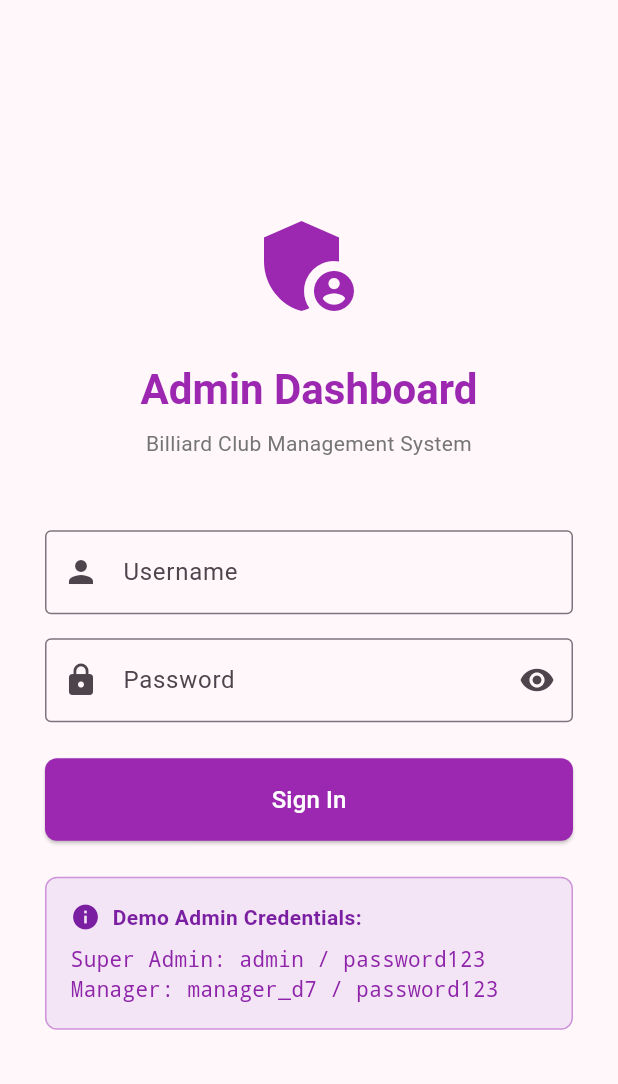
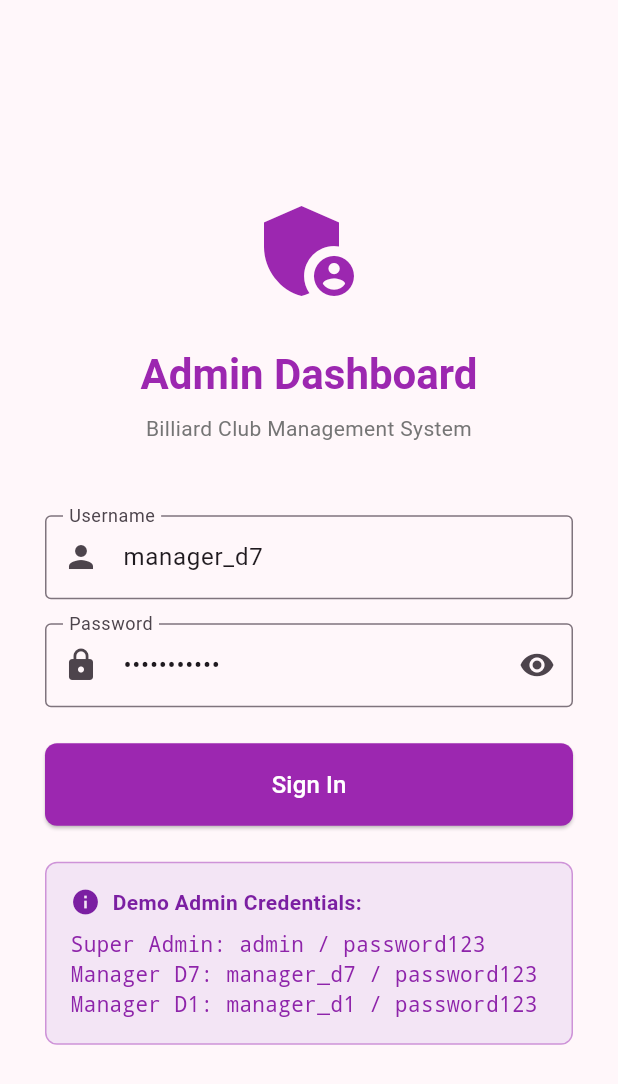
Before and after one commit to hoangduchuu/BI_DA, a Flutter app: the screen it shows after launch, on a phone screen of 412 x 824 dp. Shown: the top 1084 px of the screen. Run offline on Flutter 3.47's test engine with Material 3 defaults, Android fonts, the phone set to English and light mode, and no system bars; our stand-ins replace dio, go_router, shared_preferences; accounts and stored records are empty.

Commit message:
[DEV] integrate first API to FE (login)

```diff
--- a/apps/admin_web/lib/core/di/dependency_injection.dart
+++ b/apps/admin_web/lib/core/di/dependency_injection.dart
@@ -11,7 +11,7 @@ class DependencyInjection {
   static bool _initialized = false;
 
   static Future<void> initialize({
-    String baseUrl = 'http://localhost:8080',
+    String baseUrl = 'https://3f3d8a3a8bb0.ngrok-free.app/api/v1',
   }) async {
     if (_initialized) return;
 
--- a/apps/admin_web/lib/features/auth/login_screen.dart
+++ b/apps/admin_web/lib/features/auth/login_screen.dart
@@ -14,6 +14,13 @@ class _LoginScreenState extends State<LoginScreen> {
   final _usernameController = TextEditingController();
   final _passwordController = TextEditingController();
   bool _obscurePassword = true;
+
+  @override
+  void initState() {
+    super.initState();
+    _usernameController.text = 'manager_d7'; // Prefill with a manager username
+    _passwordController.text = 'password123'; // Prefill password
+  }
 
   @override
   void dispose() {
@@ -194,7 +201,9 @@ class _LoginScreenState extends State<LoginScreen> {
                               const SizedBox(height: 8),
                               Text('Super Admin: admin / password123',
                                   style: TextStyle(color: Colors.purple.shade600, fontFamily: 'monospace')),
-                              Text('Manager: manager_d7 / password123',
+                              Text('Manager D7: manager_d7 / password123',
+                                  style: TextStyle(color: Colors.purple.shade600, fontFamily: 'monospace')),
+                              Text('Manager D1: manager_d1 / password123',
                                   style: TextStyle(color: Colors.purple.shade600, fontFamily: 'monospace')),
                             ],
                           ),
--- a/apps/staff_app/lib/core/di/dependency_injection.dart
+++ b/apps/staff_app/lib/core/di/dependency_injection.dart
@@ -11,7 +11,7 @@ class DependencyInjection {
   static bool _initialized = false;
 
   static Future<void> initialize({
-    String baseUrl = 'http://localhost:8080',
+    String baseUrl = 'https://3f3d8a3a8bb0.ngrok-free.app/api/v1',
   }) async {
     if (_initialized) return;
 
--- a/apps/staff_app/lib/features/auth/login_screen.dart
+++ b/apps/staff_app/lib/features/auth/login_screen.dart
@@ -14,6 +14,13 @@ class _LoginScreenState extends State<LoginScreen> {
   final _usernameController = TextEditingController();
   final _passwordController = TextEditingController();
   bool _obscurePassword = true;
+
+  @override
+  void initState() {
+    super.initState();
+    _usernameController.text = 'staff_d7_1'; // Prefill with a staff username
+    _passwordController.text = 'password123'; // Prefill password
+  }
 
   @override
   void dispose() {
@@ -174,11 +181,11 @@ class _LoginScreenState extends State<LoginScreen> {
                               ),
                             ),
                             const SizedBox(height: 4),
-                            Text('Admin: admin / password123',
+                            Text('Staff D7-1: staff_d7_1 / password123',
                                 style: TextStyle(color: Colors.blue.shade600)),
-                            Text('Manager: manager_d7 / password123',
+                            Text('Staff D7-2: staff_d7_2 / password123',
                                 style: TextStyle(color: Colors.blue.shade600)),
-                            Text('Staff: staff_d7_1 / password123',
+                            Text('Staff D1-1: staff_d1_1 / password123',
                                 style: TextStyle(color: Colors.blue.shade600)),
                           ],
                         ),
--- a/apps/staff_app/lib/main.dart
+++ b/apps/staff_app/lib/main.dart
@@ -9,7 +9,7 @@ void main() async {
 
   // Initialize dependency injection
   await DependencyInjection.initialize(
-    baseUrl: 'http://localhost:8080', // Backend API URL
+    baseUrl: 'https://3f3d8a3a8bb0.ngrok-free.app/api/v1', // Backend API URL via ngrok
   );
 
   runApp(const App());
--- a/apps/user_app/lib/core/di/dependency_injection.dart
+++ b/apps/user_app/lib/core/di/dependency_injection.dart
@@ -11,7 +11,7 @@ class DependencyInjection {
   static bool _initialized = false;
 
   static Future<void> initialize({
-    String baseUrl = 'http://localhost:8080',
+    String baseUrl = 'https://3f3d8a3a8bb0.ngrok-free.app/api/v1',
   }) async {
     if (_initialized) return;
 
--- a/apps/user_app/lib/features/auth/login_screen.dart
+++ b/apps/user_app/lib/features/auth/login_screen.dart
@@ -14,6 +14,13 @@ class _LoginScreenState extends State<LoginScreen> {
   final _usernameController = TextEditingController();
   final _passwordController = TextEditingController();
   bool _obscurePassword = true;
+
+  @override
+  void initState() {
+    super.initState();
+    _usernameController.text = 'customer1'; // Prefill with a customer username
+    _passwordController.text = 'password123'; // Prefill password
+  }
 
   @override
   void dispose() {
@@ -176,9 +183,11 @@ class _LoginScreenState extends State<LoginScreen> {
                               ),
                             ),
                             const SizedBox(height: 4),
-                            Text('Customer: customer1 / password123',
+                            Text('Customer 1: customer1 / password123',
                                 style: TextStyle(color: Colors.green.shade600)),
-                            Text('User: manager_d7 / password123',
+                            Text('Customer 2: customer2 / password123',
+                                style: TextStyle(color: Colors.green.shade600)),
+                            Text('Customer 3: customer3 / password123',
                                 style: TextStyle(color: Colors.green.shade600)),
                           ],
                         ),
--- a/apps/user_app/lib/main.dart
+++ b/apps/user_app/lib/main.dart
@@ -10,7 +10,7 @@ void main() async {
 
   // Initialize dependency injection
   await DependencyInjection.initialize(
-    baseUrl: 'http://localhost:8080', // Backend API URL
+    baseUrl: 'https://3f3d8a3a8bb0.ngrok-free.app/api/v1', // Backend API URL via ngrok
   );
 
   runApp(const BidaUserApp());
--- a/packages/api_client/lib/src/api_client.dart
+++ b/packages/api_client/lib/src/api_client.dart
@@ -2,7 +2,7 @@ import 'package:dio/dio.dart';
 import 'package:shared_preferences/shared_preferences.dart';
 
 class ApiClient {
-  static const String baseUrl = 'http://localhost:8080/api/v1';
+  static const String baseUrl = 'https://3f3d8a3a8bb0.ngrok-free.app/api/v1';
   static const String tokenKey = 'auth_token';
   static const String refreshTokenKey = 'refresh_token';
 
--- a/packages/core_domain/lib/src/models/user.dart
+++ b/packages/core_domain/lib/src/models/user.dart
@@ -7,12 +7,10 @@ class User {
   final String id;
   final String username;
   final String email;
-  final String firstName;
-  final String lastName;
   final String role;
   final String companyId;
   final String? clubId;
-  final bool active;
+  final bool isActive;
   final DateTime createdAt;
   final DateTime updatedAt;
 
@@ -20,12 +18,10 @@ class User {
     required this.id,
     required this.username,
     required this.email,
-    required this.firstName,
-    required this.lastName,
     required this.role,
     required this.companyId,
     this.clubId,
-    required this.active,
+    required this.isActive,
     required this.createdAt,
     required this.updatedAt,
   });
@@ -37,12 +33,10 @@ class User {
     String? id,
     String? username,
     String? email,
-    String? firstName,
-    String? lastName,
     String? role,
     String? companyId,
     String? clubId,
-    bool? active,
+    bool? isActive,
     DateTime? createdAt,
     DateTime? updatedAt,
   }) {
@@ -50,12 +44,10 @@ class User {
       id: id ?? this.id,
       username: username ?? this.username,
       email: email ?? this.email,
-      firstName: firstName ?? this.firstName,
-      lastName: lastName ?? this.lastName,
       role: role ?? this.role,
       companyId: companyId ?? this.companyId,
       clubId: clubId ?? this.clubId,
-      active: active ?? this.active,
+      isActive: isActive ?? this.isActive,
       createdAt: createdAt ?? this.createdAt,
       updatedAt: updatedAt ?? this.updatedAt,
     );
```
Also changed, not shown: apps/admin_web/lib/main.dart (+5 -5 lines), packages/core_data/lib/src/repositories/auth_repository_impl.dart (+4 -7 lines), packages/core_data/lib/src/repositories/company_repository_impl.dart (+5 -5 lines), packages/core_data/lib/src/repositories/user_repository_impl.dart (+5 -5 lines), packages/core_domain/lib/src/models/auth_models.dart (+21 -3 lines), packages/core_domain/lib/src/models/auth_models.g.dart, packages/core_domain/lib/src/models/user.g.dart, 2 other files.
